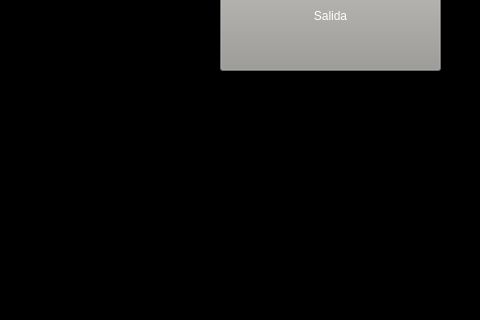
First picture: the form in menuprincipal.ui, repository SebasYnojosa/EXPLORER_UI, before the edit; both pictures show x 320 to 800 and y 280 to 600 of the 800 by 600 pixel window.
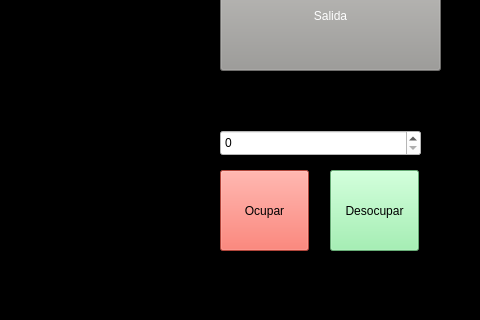
Second picture: the form after the edit. The open tabs and pages were chosen to show the change.

Commit message: Las estaciones se pueden ocupar y desocupar

Patch:
```diff
--- a/menuprincipal.ui
+++ b/menuprincipal.ui
@@ -324,6 +324,54 @@
        <string>Volver</string>
       </property>
      </widget>
+     <widget class="QPushButton" name="botonOcuparEstacion">
+      <property name="geometry">
+       <rect>
+        <x>540</x>
+        <y>470</y>
+        <width>89</width>
+        <height>81</height>
+       </rect>
+      </property>
+      <property name="styleSheet">
+       <string notr="true">background-color: rgb(246, 97, 81);</string>
+      </property>
+      <property name="text">
+       <string>Ocupar</string>
+      </property>
+     </widget>
+     <widget class="QPushButton" name="botonDesocuparEstacion">
+      <property name="geometry">
+       <rect>
+        <x>650</x>
+        <y>470</y>
+        <width>89</width>
+        <height>81</height>
+       </rect>
+      </property>
+      <property name="styleSheet">
+       <string notr="true">background-color: rgb(143, 240, 164);</string>
+      </property>
+      <property name="text">
+       <string>Desocupar</string>
+      </property>
+     </widget>
+     <widget class="QSpinBox" name="selectorEstacion">
+      <property name="geometry">
+       <rect>
+        <x>540</x>
+        <y>430</y>
+        <width>201</width>
+        <height>26</height>
+       </rect>
+      </property>
+      <property name="styleSheet">
+       <string notr="true">background-color: rgb(255, 255, 255);</string>
+      </property>
+      <property name="maximum">
+       <number>7</number>
+      </property>
+     </widget>
     </widget>
     <widget class="QWidget" name="planificador">
      <widget class="QPushButton" name="botonVolverEstaciones">
```
Left out of the diff: 35 changed lines with no effect on the pictures. The commit also changes 2 other files.
